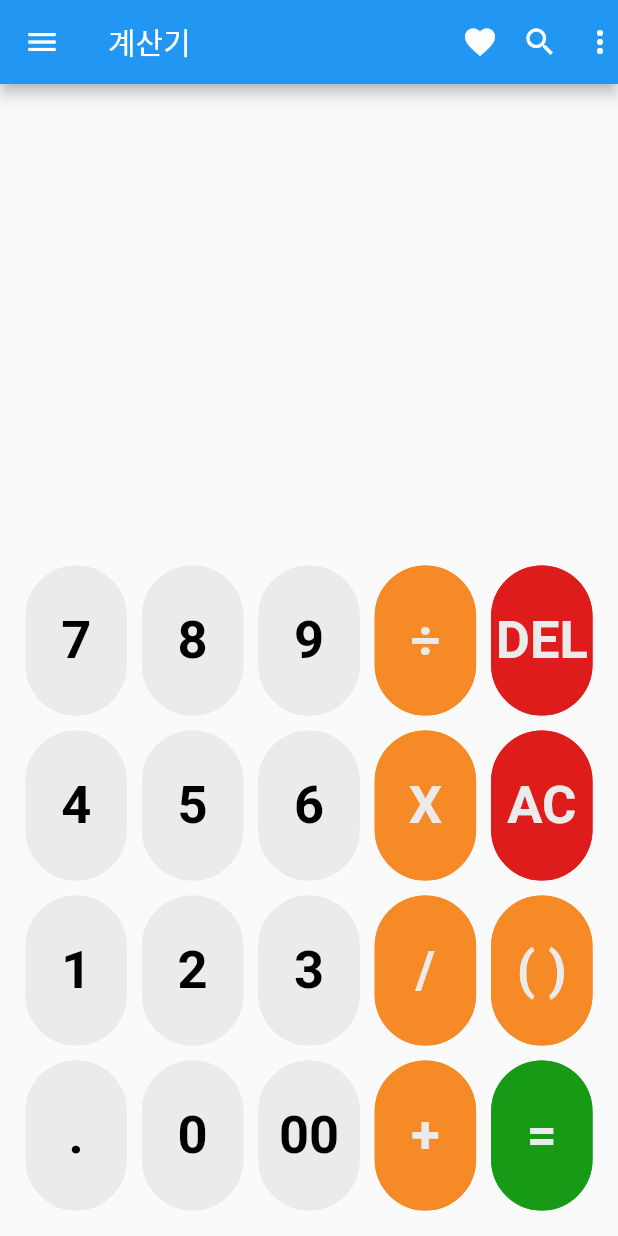
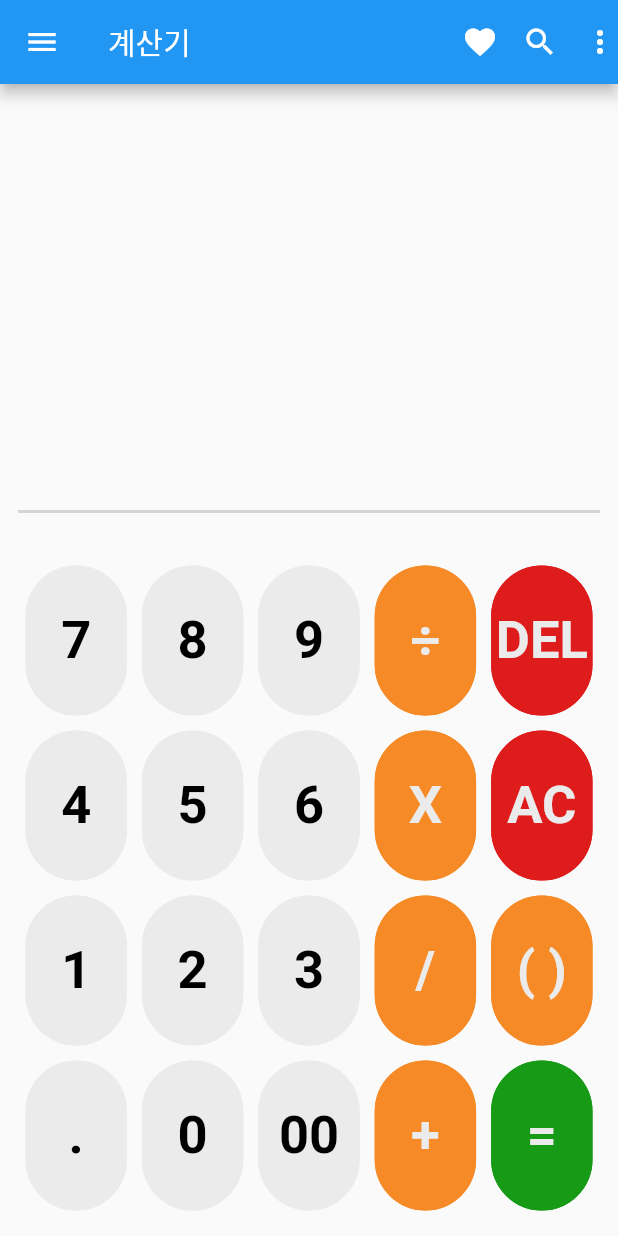
Before and after one commit to jimmylegendary/flutter-calculator, a Flutter app: the screen it shows after launch, on a phone screen of 412 x 824 dp. Run offline on Flutter 3.47's test engine with Material 2 defaults, Android fonts, the phone set to English and light mode, and no system bars; drawn by our look-alikes of getwidget; our stand-ins replace get, google_fonts, math_expressions.

Commit message:
[Feature]Add line seperator

```diff
--- a/lib/pages/simple_calc.dart
+++ b/lib/pages/simple_calc.dart
@@ -4,6 +4,7 @@ import 'package:flutter/cupertino.dart';
 import 'package:flutter/material.dart';
 import 'package:flutter_calculator/pages/calculator_app_bar.dart';
 import 'package:flutter_calculator/pages/calculator_drawer.dart';
+import 'package:flutter_calculator/widgets/atoms/line_seperator.dart';
 import 'package:flutter_calculator/widgets/molecules/main_screen.dart';
 import 'package:flutter_calculator/widgets/molecules/numbers_pad.dart';
 import 'package:flutter_calculator/widgets/molecules/preview_screen.dart';
@@ -33,7 +34,9 @@ class SimpleCalculator extends GetView<SimpleCalculatorController> {
                 child: PreviewScreen(),
                 flex: 1,
               ),
-              SizedBox(height: 40),
+              SizedBox(height: 20),
+              LineSeperator(),
+              SizedBox(height: 20),
               Row(
                 // mainAxisAlignment: MainAxisAlignment.spaceEvenly,
                 children: [
--- /dev/null
+++ b/lib/widgets/atoms/line_seperator.dart
@@ -0,0 +1,15 @@
+import 'package:flutter/cupertino.dart';
+import 'package:flutter/material.dart';
+
+class LineSeperator extends StatelessWidget {
+  LineSeperator();
+
+  @override
+  Widget build(BuildContext context) {
+    return Container(
+        width: double.infinity,
+        height: 2,
+        color: Colors.grey.withOpacity(0.4),
+        margin: EdgeInsets.symmetric(vertical: 10));
+  }
+}
```
